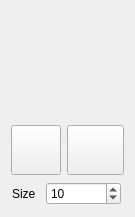
Above: DMHelper/src/layerdrawtooldialog.ui from mountogdengc/DMHelper before the change. Below: the same form after it.
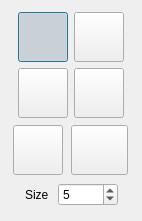
That is the form after the change. Icons and pictures are not drawn. Custom widgets are drawn as their Qt base class.

What changed in the file:
```diff
--- a/DMHelper/src/layerdrawtooldialog.ui
+++ b/DMHelper/src/layerdrawtooldialog.ui
@@ -6,16 +6,49 @@
    <rect>
     <x>0</x>
     <y>0</y>
-    <width>133</width>
-    <height>217</height>
+    <width>142</width>
+    <height>221</height>
    </rect>
   </property>
+  <property name="sizePolicy">
+   <sizepolicy hsizetype="Fixed" vsizetype="Fixed">
+    <horstretch>0</horstretch>
+    <verstretch>0</verstretch>
+   </sizepolicy>
+  </property>
+  <property name="minimumSize">
+   <size>
+    <width>142</width>
+    <height>221</height>
+   </size>
+  </property>
+  <property name="maximumSize">
+   <size>
+    <width>142</width>
+    <height>221</height>
+   </size>
+  </property>
   <property name="windowTitle">
    <string>Drawing Tools</string>
   </property>
   <layout class="QVBoxLayout" name="verticalLayout">
    <item>
-    <layout class="QFormLayout" name="formLayout">
+    <layout class="QHBoxLayout" name="horizontalLayout_4">
+     <item>
+      <spacer name="horizontalSpacer_2">
+       <property name="orientation">
+        <enum>Qt::Orientation::Horizontal</enum>
+       </property>
+       <property name="sizeHint" stdset="0">
+        <size>
+         <width>1</width>
+         <height>10</height>
+        </size>
+       </property>
+      </spacer>
+     </item>
+     <item>
+      <layout class="QGridLayout" name="gridLayout">
      <item row="0" column="0">
       <widget class="QPushButton" name="btnLine">
        <property name="minimumSize">
@@ -49,9 +82,12 @@
        <property name="checkable">
         <bool>true</bool>
        </property>
-       <property name="flat">
+         <property name="checked">
         <bool>true</bool>
        </property>
+         <property name="flat">
+          <bool>false</bool>
+         </property>
        <attribute name="buttonGroup">
         <string notr="true">buttonGroup</string>
        </attribute>
@@ -94,7 +130,7 @@
         <bool>false</bool>
        </property>
        <property name="flat">
-        <bool>true</bool>
+          <bool>false</bool>
        </property>
        <attribute name="buttonGroup">
         <string notr="true">buttonGroup</string>
@@ -144,7 +180,7 @@
         <bool>false</bool>
        </property>
        <property name="flat">
-        <bool>true</bool>
+          <bool>false</bool>
        </property>
        <attribute name="buttonGroup">
         <string notr="true">buttonGroup</string>
@@ -191,12 +227,27 @@
         <bool>true</bool>
        </property>
        <property name="flat">
-        <bool>true</bool>
+          <bool>false</bool>
        </property>
        <attribute name="buttonGroup">
         <string notr="true">buttonGroup</string>
        </attribute>
       </widget>
+       </item>
+      </layout>
+     </item>
+     <item>
+      <spacer name="horizontalSpacer">
+       <property name="orientation">
+        <enum>Qt::Orientation::Horizontal</enum>
+       </property>
+       <property name="sizeHint" stdset="0">
+        <size>
+         <width>1</width>
+         <height>10</height>
+        </size>
+       </property>
+      </spacer>
      </item>
     </layout>
    </item>
@@ -268,9 +319,27 @@
        <property name="popupMode">
         <enum>QToolButton::ToolButtonPopupMode::InstantPopup</enum>
        </property>
+       <property name="arrowType">
+        <enum>Qt::ArrowType::NoArrow</enum>
+       </property>
       </widget>
      </item>
     </layout>
+   </item>
+   <item>
+    <layout class="QHBoxLayout" name="horizontalLayout_3">
+     <item>
+      <spacer name="horizontalSpacer_3">
+       <property name="orientation">
+        <enum>Qt::Orientation::Horizontal</enum>
+       </property>
+       <property name="sizeHint" stdset="0">
+        <size>
+         <width>1</width>
+         <height>10</height>
+        </size>
+       </property>
+      </spacer>
    </item>
    <item>
     <layout class="QHBoxLayout" name="horizontalLayout">
@@ -312,13 +381,13 @@
        </property>
        <property name="minimumSize">
         <size>
-         <width>75</width>
+           <width>60</width>
          <height>0</height>
         </size>
        </property>
        <property name="maximumSize">
         <size>
-         <width>75</width>
+           <width>60</width>
          <height>16777215</height>
         </size>
        </property>
@@ -332,9 +401,24 @@
         <number>999</number>
        </property>
        <property name="value">
-        <number>10</number>
-       </property>
-      </widget>
+          <number>5</number>
+         </property>
+        </widget>
+       </item>
+      </layout>
+     </item>
+     <item>
+      <spacer name="horizontalSpacer_4">
+       <property name="orientation">
+        <enum>Qt::Orientation::Horizontal</enum>
+       </property>
+       <property name="sizeHint" stdset="0">
+        <size>
+         <width>1</width>
+         <height>10</height>
+        </size>
+       </property>
+      </spacer>
      </item>
     </layout>
    </item>
```
Lines whose indentation alone changed are shown as unchanged.
